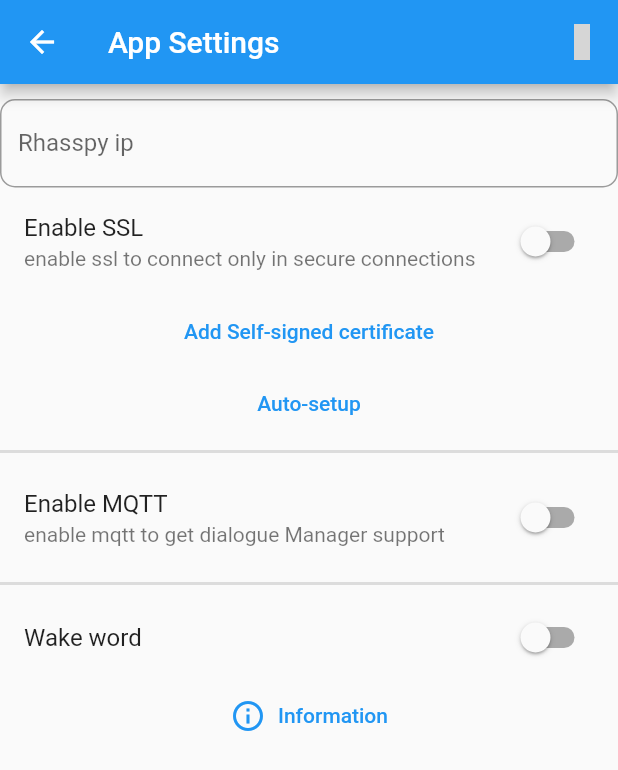
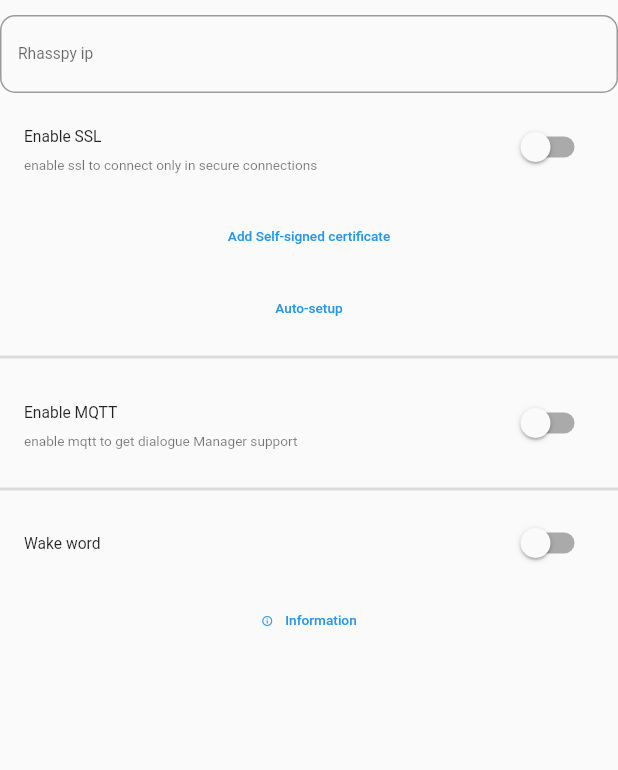
Before and after one commit to razzo04/rhasspy-mobile-app, a Flutter app: the AppSettings screen opened by its route, on a phone screen of 412 x 824 dp. Shown: the top 770 px of the screen. Run offline on Flutter 3.47's test engine with Material 2 defaults, Android fonts, the phone set to English and light mode, and no system bars; our stand-ins replace audioplayers, dio, file_picker, flushbar, flutter_local_notifications, material_design_icons_flutter and 2 more; missing offline and left inert: flutter_audio_recorder, mqtt_client; accounts and stored records are empty; statements that could not run were skipped; grey boxes are pictures that could not be loaded.

Commit message:
fix navigation between pages

```diff
--- a/lib/main.dart
+++ b/lib/main.dart
@@ -103,6 +103,10 @@
                 builder: (context) => screen, settings: settings);
           },
           theme: ThemeData(
+            textTheme: Theme.of(context).textTheme.apply(
+                  fontSizeFactor: 0.65,
+                ),
+            iconTheme: Theme.of(context).iconTheme.copyWith(size: 8),
             primarySwatch: Colors.blue,
             visualDensity: VisualDensity.adaptivePlatformDensity,
           ),
--- a/lib/screens/app_settings.dart
+++ b/lib/screens/app_settings.dart
@@ -39,23 +39,32 @@
 
   @override
   Widget build(BuildContext context) {
-    return Scaffold(
-      appBar: AppBar(
-        title: Text("App Settings"),
-        actions: [
-          IconButton(
-              icon: Icon(MdiIcons.mathLog),
-              onPressed: () {
-                openLogPage(context, log);
-              })
-        ],
-        leading: IconButton(
-          icon: const Icon(Icons.arrow_back),
-          onPressed: () {
+    return GestureDetector(
+      onHorizontalDragUpdate: (details) {
+        print(details.delta.dx);
+        if (details.delta.dx < 0) {
+          // left Swipe
           Navigator.pop(context);
+        }
       },
-        ),
-      ),
+      child: SafeArea(
+        child: Scaffold(
+          // appBar: AppBar(
+          //   title: Text("App Settings"),
+          //   actions: [
+          //     IconButton(
+          //         icon: Icon(MdiIcons.mathLog),
+          //         onPressed: () {
+          //           openLogPage(context, log);
+          //         })
+          //   ],
+          //   leading: IconButton(
+          //     icon: const Icon(Icons.arrow_back),
+          //     onPressed: () {
+          //       Navigator.pop(context);
+          //     },
+          //   ),
+          // ),
           body: FutureBuilder(
               future: _prefs,
               builder: (BuildContext context,
@@ -95,16 +104,18 @@
                               log.e("cannot connect with rhasspy", "RHASSPY");
                             }
                             if (result == 2) {
-                          FlushbarHelper.createError(message: "bad certificate")
+                              FlushbarHelper.createError(
+                                      message: "bad certificate")
                                   .show(context);
                               log.e("bad certificate", "RHASSPY");
                             }
                             if (result == 0) {
                               FlushbarHelper.createSuccess(
-                                  message: "successful connection with rhasspy")
+                                      message:
+                                          "successful connection with rhasspy")
                                   .show(context);
-                          log.i(
-                              "successful connection with rhasspy", "RHASSPY");
+                              log.i("successful connection with rhasspy",
+                                  "RHASSPY");
                             }
                           },
                           decoration: const InputDecoration(
@@ -138,19 +149,21 @@
                                 if (certificate != null) {
                                   Directory appDocDirectory =
                                       await getApplicationDocumentsDirectory();
-                              String pathFile =
-                                  appDocDirectory.path + "/SslCertificate.pem";
+                                  String pathFile = appDocDirectory.path +
+                                      "/SslCertificate.pem";
                                   try {
                                     certificate.copySync(pathFile);
                                   } catch (e) {
                                     FlushbarHelper.createError(
-                                        message: "cannot save the certificate")
+                                            message:
+                                                "cannot save the certificate")
                                         .show(context);
                                     log.e("cannot save the certificate", "APP");
                                     return;
                                   }
                                   FlushbarHelper.createSuccess(
-                                      message: "certificate added correctly")
+                                          message:
+                                              "certificate added correctly")
                                       .show(context);
                                   log.i("certificate added correctly", "APP");
                                 }
@@ -172,8 +185,8 @@
                             if (rhasspy == null) return;
                             RhasspyProfile profile;
                             try {
-                          profile = RhasspyProfile.fromJson(
-                              await rhasspy.getProfile(ProfileLayers.profile));
+                              profile = RhasspyProfile.fromJson(await rhasspy
+                                  .getProfile(ProfileLayers.profile));
                             } catch (e, stackTrace) {
                               if (e is DioError) {
                                 if (e.error is HandshakeException ||
@@ -189,8 +202,10 @@
                                   return;
                                 }
                               }
-                          log.e("cannot connect with rhasspy. ${e.toString()}",
-                              "RHASSPY", stackTrace);
+                              log.e(
+                                  "cannot connect with rhasspy. ${e.toString()}",
+                                  "RHASSPY",
+                                  stackTrace);
                               FlushbarHelper.createError(
                                       message: "cannot connect with rhasspy")
                                   .show(context);
@@ -203,8 +218,10 @@
                             if ((prefs.getString("SITEID") ?? "").isEmpty) {
                               log.i("Generating random siteId", "APP");
                               setState(() {
-                            prefs.setString("SITEID",
-                                "mobile-app" + Random().nextInt(9).toString());
+                                prefs.setString(
+                                    "SITEID",
+                                    "mobile-app" +
+                                        Random().nextInt(9).toString());
                               });
                             }
                             if ((prefs.getBool("MQTT") ?? false) &&
@@ -216,13 +233,14 @@
                                     prefs.getString("MQTTUSERNAME"),
                                     prefs.getString("MQTTPASSWORD"),
                                     prefs.getInt("MQTTPORT"))) {
-                              if (profile
-                                  .containsSiteId(prefs.getString("SITEID"))) {
+                                  if (profile.containsSiteId(
+                                      prefs.getString("SITEID"))) {
                                     log.i(
                                         "the siteId is already present in rhasspy",
                                         "RHASSPY");
                                   } else {
-                                profile.addSiteId(prefs.getString("SITEID"));
+                                    profile
+                                        .addSiteId(prefs.getString("SITEID"));
                                   }
                                   if (await applySettings(rhasspy, profile)) {
                                     log.i("setup finished");
@@ -251,7 +269,8 @@
                               } else {
                                 log.i("no mqtt credentials on rhasspy");
                                 if (rhasspyMqtt == null) {
-                              rhasspyMqtt = context.read<RhasspyMqttIsolate>();
+                                  rhasspyMqtt =
+                                      context.read<RhasspyMqttIsolate>();
                                 }
                                 if (!(await rhasspyMqtt.isConnected)) {
                                   log.w(
@@ -385,6 +404,8 @@
                   return const Center(child: CircularProgressIndicator());
                 }
               }),
+        ),
+      ),
     );
   }
 
```
Also changed, not shown: lib/screens/home_page.dart (+40 -16 lines). Lines whose indentation alone changed are shown as unchanged.
